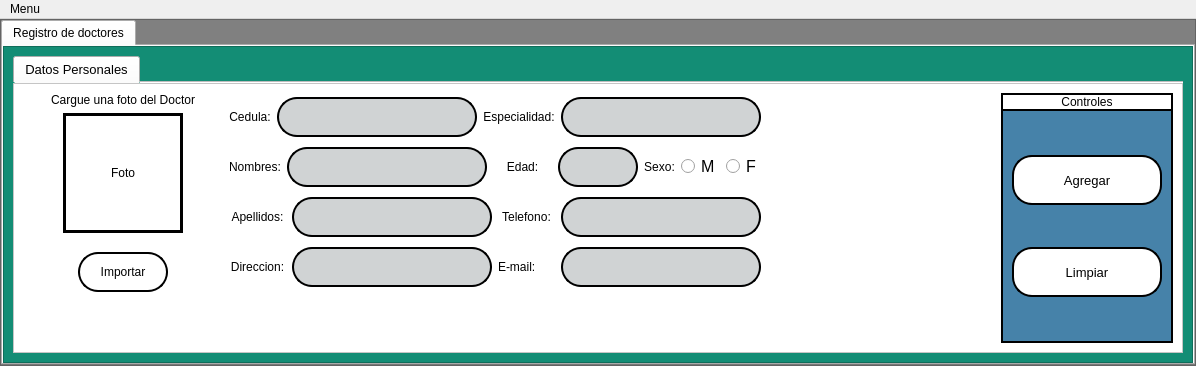
Reinaldito04/App-Consultas-y-Historias-Medicas, file interfaces/dogtores.ui: the form before one commit.
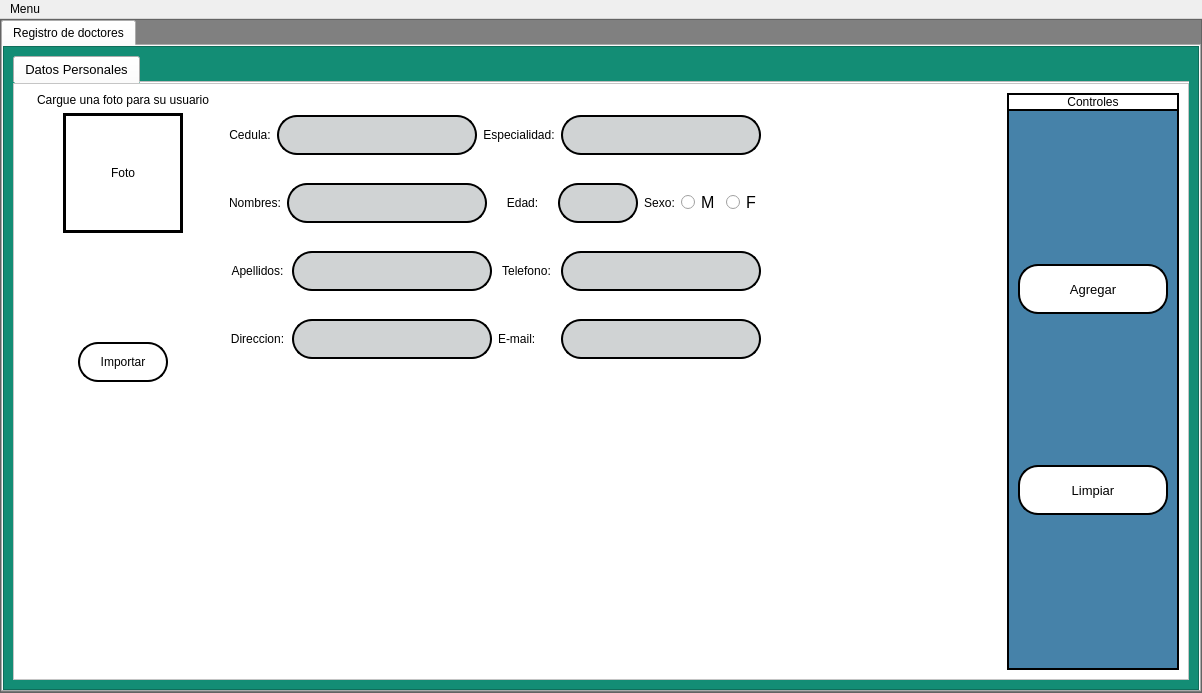
The form after the commit. Icons and pictures are not drawn.

Commit message: interfaces de dogtores y users

```diff
--- a/interfaces/dogtores.ui
+++ b/interfaces/dogtores.ui
@@ -6,8 +6,8 @@
    <rect>
     <x>0</x>
     <y>0</y>
-    <width>1196</width>
-    <height>366</height>
+    <width>1202</width>
+    <height>693</height>
    </rect>
   </property>
   <property name="windowTitle">
@@ -194,7 +194,7 @@
                              <item>
                               <widget class="QLabel" name="lbl_foto">
                                <property name="text">
-                                <string>Cargue una foto del Doctor</string>
+                                <string>Cargue una foto para su usuario</string>
                                </property>
                                <property name="alignment">
                                 <set>Qt::AlignCenter</set>
@@ -848,7 +848,7 @@
     <rect>
      <x>0</x>
      <y>0</y>
-     <width>1196</width>
+     <width>1202</width>
      <height>21</height>
     </rect>
    </property>
```
The commit also changes 1 other file.
